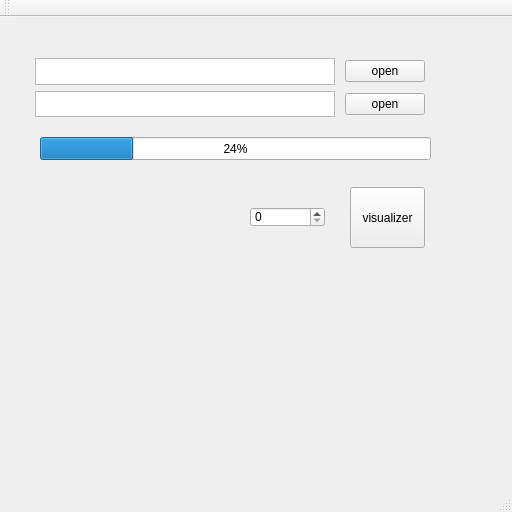
isnow4ever/pcl, file pcl-qt_widgets/src/mainwindow.ui: the form before one commit.
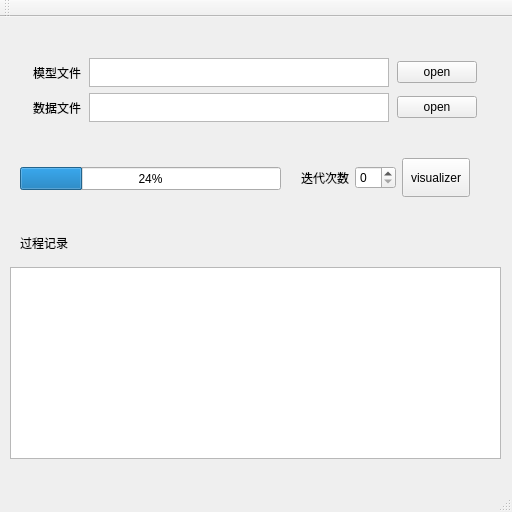
The form after the commit.

Patch:
```diff
--- a/pcl-qt_widgets/src/mainwindow.ui
+++ b/pcl-qt_widgets/src/mainwindow.ui
@@ -17,9 +17,9 @@
    <widget class="QProgressBar" name="progressBar">
     <property name="geometry">
      <rect>
-      <x>40</x>
-      <y>120</y>
-      <width>391</width>
+      <x>20</x>
+      <y>150</y>
+      <width>261</width>
       <height>23</height>
      </rect>
     </property>
@@ -32,38 +32,12 @@
      <rect>
       <x>20</x>
       <y>30</y>
-      <width>421</width>
-      <height>81</height>
+      <width>471</width>
+      <height>86</height>
      </rect>
     </property>
     <layout class="QGridLayout" name="gridlayout">
-     <item row="1" column="1">
-      <widget class="QPushButton" name="pushButton_2">
-       <property name="maximumSize">
-        <size>
-         <width>80</width>
-         <height>16777215</height>
-        </size>
-       </property>
-       <property name="text">
-        <string>open</string>
-       </property>
-      </widget>
-     </item>
      <item row="0" column="1">
-      <widget class="QPushButton" name="pushButton">
-       <property name="maximumSize">
-        <size>
-         <width>80</width>
-         <height>16777215</height>
-        </size>
-       </property>
-       <property name="text">
-        <string>open</string>
-       </property>
-      </widget>
-     </item>
-     <item row="0" column="0">
       <widget class="QTextBrowser" name="textBrowser">
        <property name="enabled">
         <bool>true</bool>
@@ -82,7 +56,49 @@
        </property>
       </widget>
      </item>
-     <item row="1" column="0">
+     <item row="0" column="2">
+      <widget class="QPushButton" name="pushButton">
+       <property name="maximumSize">
+        <size>
+         <width>80</width>
+         <height>16777215</height>
+        </size>
+       </property>
+       <property name="text">
+        <string>open</string>
+       </property>
+      </widget>
+     </item>
+     <item row="1" column="2">
+      <widget class="QPushButton" name="pushButton_2">
+       <property name="maximumSize">
+        <size>
+         <width>80</width>
+         <height>16777215</height>
+        </size>
+       </property>
+       <property name="text">
+        <string>open</string>
+       </property>
+      </widget>
+     </item>
+     <item row="0" column="0">
+      <widget class="QLabel" name="label">
+       <property name="sizePolicy">
+        <sizepolicy hsizetype="Fixed" vsizetype="Preferred">
+         <horstretch>0</horstretch>
+         <verstretch>0</verstretch>
+        </sizepolicy>
+       </property>
+       <property name="text">
+        <string>模型文件</string>
+       </property>
+       <property name="alignment">
+        <set>Qt::AlignCenter</set>
+       </property>
+      </widget>
+     </item>
+     <item row="1" column="1">
       <widget class="QTextBrowser" name="textBrowser_2">
        <property name="enabled">
         <bool>true</bool>
@@ -101,29 +117,96 @@
        </property>
       </widget>
      </item>
+     <item row="1" column="0">
+      <widget class="QLabel" name="label_2">
+       <property name="sizePolicy">
+        <sizepolicy hsizetype="Fixed" vsizetype="Preferred">
+         <horstretch>0</horstretch>
+         <verstretch>0</verstretch>
+        </sizepolicy>
+       </property>
+       <property name="text">
+        <string>数据文件</string>
+       </property>
+       <property name="alignment">
+        <set>Qt::AlignCenter</set>
+       </property>
+      </widget>
+     </item>
     </layout>
    </widget>
-   <widget class="QPushButton" name="pushButton_3">
+   <widget class="QTextBrowser" name="textBrowser_3">
     <property name="geometry">
      <rect>
-      <x>350</x>
-      <y>170</y>
-      <width>75</width>
+      <x>10</x>
+      <y>250</y>
+      <width>491</width>
+      <height>192</height>
+     </rect>
+    </property>
+   </widget>
+   <widget class="QWidget" name="gridLayoutWidget_2">
+    <property name="geometry">
+     <rect>
+      <x>290</x>
+      <y>130</y>
+      <width>191</width>
       <height>61</height>
      </rect>
     </property>
+    <layout class="QGridLayout" name="gridLayout">
+     <item row="0" column="2">
+      <widget class="QPushButton" name="pushButton_3">
+       <property name="sizePolicy">
+        <sizepolicy hsizetype="Minimum" vsizetype="Expanding">
+         <horstretch>0</horstretch>
+         <verstretch>0</verstretch>
+        </sizepolicy>
+       </property>
+       <property name="text">
+        <string>visualizer</string>
+       </property>
+      </widget>
+     </item>
+     <item row="0" column="1">
+      <widget class="QSpinBox" name="spinBox">
+       <property name="sizePolicy">
+        <sizepolicy hsizetype="Minimum" vsizetype="Maximum">
+         <horstretch>0</horstretch>
+         <verstretch>0</verstretch>
+        </sizepolicy>
+       </property>
+      </widget>
+     </item>
+     <item row="0" column="0">
+      <widget class="QLabel" name="label_3">
+       <property name="sizePolicy">
+        <sizepolicy hsizetype="Expanding" vsizetype="Preferred">
+         <horstretch>0</horstretch>
+         <verstretch>0</verstretch>
+        </sizepolicy>
+       </property>
+       <property name="text">
+        <string>迭代次数</string>
+       </property>
+       <property name="alignment">
+        <set>Qt::AlignCenter</set>
+       </property>
+      </widget>
+     </item>
+    </layout>
+   </widget>
+   <widget class="QLabel" name="label_4">
+    <property name="geometry">
+     <rect>
+      <x>20</x>
+      <y>220</y>
+      <width>54</width>
+      <height>12</height>
+     </rect>
+    </property>
     <property name="text">
-     <string>visualizer</string>
-    </property>
-   </widget>
-   <widget class="QSpinBox" name="spinBox">
-    <property name="geometry">
-     <rect>
-      <x>250</x>
-      <y>190</y>
-      <width>75</width>
-      <height>20</height>
-     </rect>
+     <string>过程记录</string>
     </property>
    </widget>
   </widget>
```
